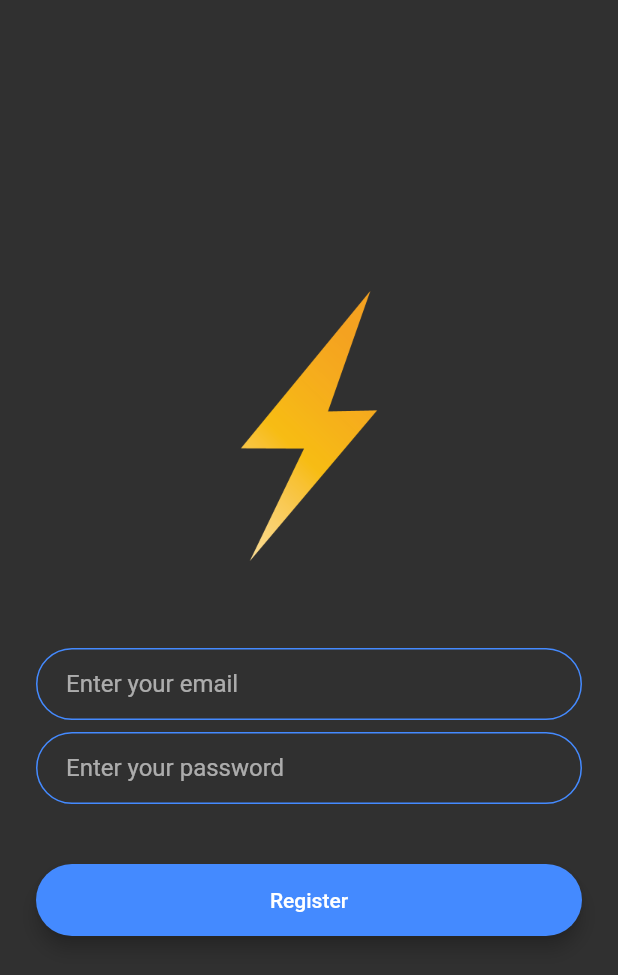
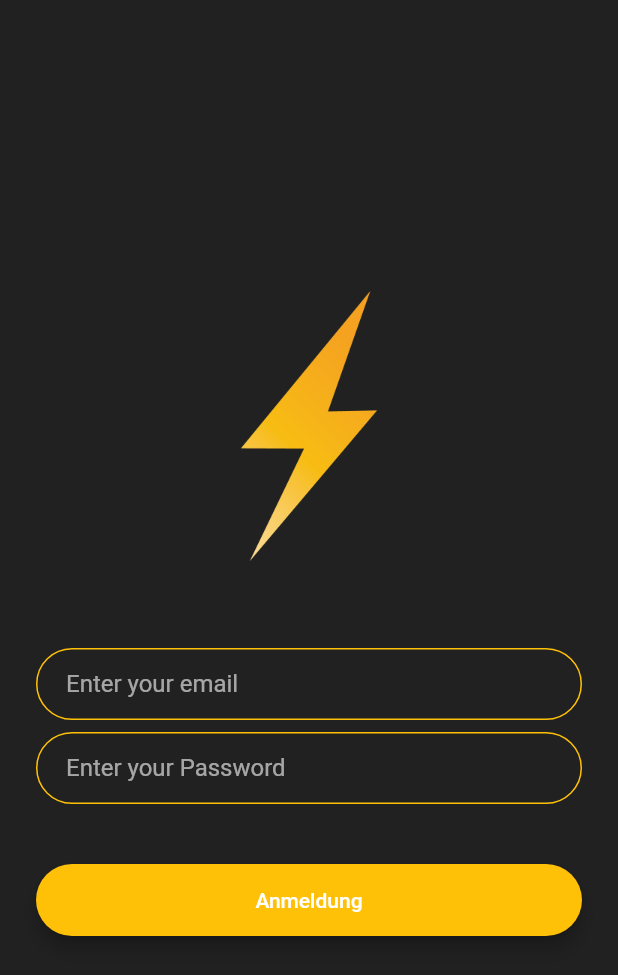
Before and after one commit to stephanxiayu/chatbeispiel-firebase, a Flutter app: the RegistrationScreen screen opened by its route, on a phone screen of 412 x 824 dp. Shown: the top 975 px of the screen. Run offline on Flutter 3.47's test engine with Material 2 defaults, Android fonts, the phone set to English and light mode, and no system bars.

Commit message:
Changes to be committed: 	new file:   lib/Button/button.dart 	new file:   lib/Button/customer_textfield.dart 	modified:   lib/constants.dart 	modified:   lib/main.dart 	modified:   lib/screens/chat_screen.dart 	modified:   lib/screens/login_screen.dart 	modified:   lib/screens/registration_screen.dart 	modified:   lib/screens/welcome_screen.dart

```diff
--- /dev/null
+++ b/lib/Button/button.dart
@@ -0,0 +1,35 @@
+import 'package:flutter/material.dart';
+
+class RoundedButton extends StatelessWidget {
+  const RoundedButton(
+      {Key? key,
+      required this.title,
+      required this.color,
+      required this.onPressed})
+      : super(key: key);
+
+  final String title;
+  final Color color;
+  final VoidCallback? onPressed;
+
+  @override
+  Widget build(BuildContext context) {
+    return Padding(
+      padding: const EdgeInsets.symmetric(vertical: 16.0),
+      child: Material(
+        color: color,
+        borderRadius: const BorderRadius.all(Radius.circular(30.0)),
+        elevation: 5.0,
+        child: MaterialButton(
+          onPressed: onPressed,
+          minWidth: 200.0,
+          height: 42.0,
+          child: Text(
+            title,
+            style: const TextStyle(color: Colors.white),
+          ),
+        ),
+      ),
+    );
+  }
+}
--- /dev/null
+++ b/lib/Button/customer_textfield.dart
@@ -0,0 +1,36 @@
+import 'dart:ui';
+
+import 'package:flutter/material.dart';
+
+class CustomerTextField extends StatelessWidget {
+  final String hintText;
+  void Function(String)? onChanged;
+  CustomerTextField({Key? key, required this.hintText, required this.onChanged})
+      : super(key: key);
+
+  @override
+  Widget build(BuildContext context) {
+    return TextField(
+      onChanged: (value) {
+        //Do something with the user input.
+      },
+      decoration: InputDecoration(
+        hintText: hintText,
+        suffixStyle: TextStyle(color: Colors.grey.shade100),
+        contentPadding:
+            const EdgeInsets.symmetric(vertical: 10.0, horizontal: 20.0),
+        border: const OutlineInputBorder(
+          borderRadius: BorderRadius.all(Radius.circular(32.0)),
+        ),
+        enabledBorder: const OutlineInputBorder(
+          borderSide: BorderSide(color: Colors.amber, width: 1.0),
+          borderRadius: BorderRadius.all(Radius.circular(32.0)),
+        ),
+        focusedBorder: const OutlineInputBorder(
+          borderSide: BorderSide(color: Colors.amber, width: 2.0),
+          borderRadius: BorderRadius.all(Radius.circular(32.0)),
+        ),
+      ),
+    );
+  }
+}
--- a/lib/constants.dart
+++ b/lib/constants.dart
@@ -1,7 +1,7 @@
 import 'package:flutter/material.dart';
 
 const kSendButtonTextStyle = TextStyle(
-  color: Colors.lightBlueAccent,
+  color: Colors.amber,
   fontWeight: FontWeight.bold,
   fontSize: 18.0,
 );
@@ -14,6 +14,6 @@ const kMessageTextFieldDecoration = InputDecoration(
 
 const kMessageContainerDecoration = BoxDecoration(
   border: Border(
-    top: BorderSide(color: Colors.lightBlueAccent, width: 2.0),
+    top: BorderSide(color: Colors.amber, width: 2.0),
   ),
 );
--- a/lib/main.dart
+++ b/lib/main.dart
@@ -19,7 +19,7 @@ class FlashChat extends StatelessWidget {
         WelcomeScreen.id: (context) => const WelcomeScreen(),
         LoginScreen.id: (context) => const LoginScreen(),
         RegistrationScreen.id: (context) => const RegistrationScreen(),
-        ChatScreen.id: (context) => ChatScreen(),
+        ChatScreen.id: (context) => const ChatScreen(),
       },
     );
   }
--- a/lib/screens/registration_screen.dart
+++ b/lib/screens/registration_screen.dart
@@ -1,3 +1,6 @@
+import 'package:chat_lernapp/Button/button.dart';
+import 'package:chat_lernapp/Button/customer_textfield.dart';
+import 'package:chat_lernapp/screens/chat_screen.dart';
 import 'package:flutter/material.dart';
 
 class RegistrationScreen extends StatefulWidget {
@@ -12,8 +15,9 @@ class _RegistrationScreenState extends State<RegistrationScreen> {
   @override
   Widget build(BuildContext context) {
     return Scaffold(
+      backgroundColor: Colors.grey.shade900,
       body: Padding(
-        padding: EdgeInsets.symmetric(horizontal: 24.0),
+        padding: const EdgeInsets.symmetric(horizontal: 24.0),
         child: Column(
           mainAxisAlignment: MainAxisAlignment.center,
           crossAxisAlignment: CrossAxisAlignment.stretch,
@@ -25,76 +29,29 @@ class _RegistrationScreenState extends State<RegistrationScreen> {
                 child: Image.asset('images/log1.png'),
               ),
             ),
-            SizedBox(
+            const SizedBox(
               height: 48.0,
             ),
-            TextField(
-              onChanged: (value) {
-                //Do something with the user input.
-              },
-              decoration: const InputDecoration(
-                hintText: 'Enter your email',
-                contentPadding:
-                    EdgeInsets.symmetric(vertical: 10.0, horizontal: 20.0),
-                border: OutlineInputBorder(
-                  borderRadius: BorderRadius.all(Radius.circular(32.0)),
-                ),
-                enabledBorder: OutlineInputBorder(
-                  borderSide: BorderSide(color: Colors.blueAccent, width: 1.0),
-                  borderRadius: BorderRadius.all(Radius.circular(32.0)),
-                ),
-                focusedBorder: OutlineInputBorder(
-                  borderSide: BorderSide(color: Colors.blueAccent, width: 2.0),
-                  borderRadius: BorderRadius.all(Radius.circular(32.0)),
-                ),
-              ),
+            CustomerTextField(
+              onChanged: (value) {},
+              hintText: 'Enter your email',
             ),
-            SizedBox(
+            const SizedBox(
               height: 8.0,
             ),
-            TextField(
-              onChanged: (value) {
-                //Do something with the user input.
-              },
-              decoration: InputDecoration(
-                hintText: 'Enter your password',
-                contentPadding:
-                    EdgeInsets.symmetric(vertical: 10.0, horizontal: 20.0),
-                border: OutlineInputBorder(
-                  borderRadius: BorderRadius.all(Radius.circular(32.0)),
-                ),
-                enabledBorder: OutlineInputBorder(
-                  borderSide: BorderSide(color: Colors.blueAccent, width: 1.0),
-                  borderRadius: BorderRadius.all(Radius.circular(32.0)),
-                ),
-                focusedBorder: OutlineInputBorder(
-                  borderSide: BorderSide(color: Colors.blueAccent, width: 2.0),
-                  borderRadius: BorderRadius.all(Radius.circular(32.0)),
-                ),
-              ),
+            CustomerTextField(
+              onChanged: (value) {},
+              hintText: 'Enter your Password',
             ),
-            SizedBox(
+            const SizedBox(
               height: 24.0,
             ),
-            Padding(
-              padding: EdgeInsets.symmetric(vertical: 16.0),
-              child: Material(
-                color: Colors.blueAccent,
-                borderRadius: BorderRadius.all(Radius.circular(30.0)),
-                elevation: 5.0,
-                child: MaterialButton(
-                  onPressed: () {
-                    //Implement registration functionality.
-                  },
-                  minWidth: 200.0,
-                  height: 42.0,
-                  child: Text(
-                    'Register',
-                    style: TextStyle(color: Colors.white),
-                  ),
-                ),
-              ),
-            ),
+            RoundedButton(
+                title: "Anmeldung",
+                color: Colors.amber,
+                onPressed: () {
+                  Navigator.pushNamed(context, ChatScreen.id);
+                }),
           ],
         ),
       ),
```
Also changed, not shown: lib/screens/chat_screen.dart (+8 -5 lines), lib/screens/login_screen.dart (+19 -65 lines), lib/screens/welcome_screen.dart (+14 -36 lines).
